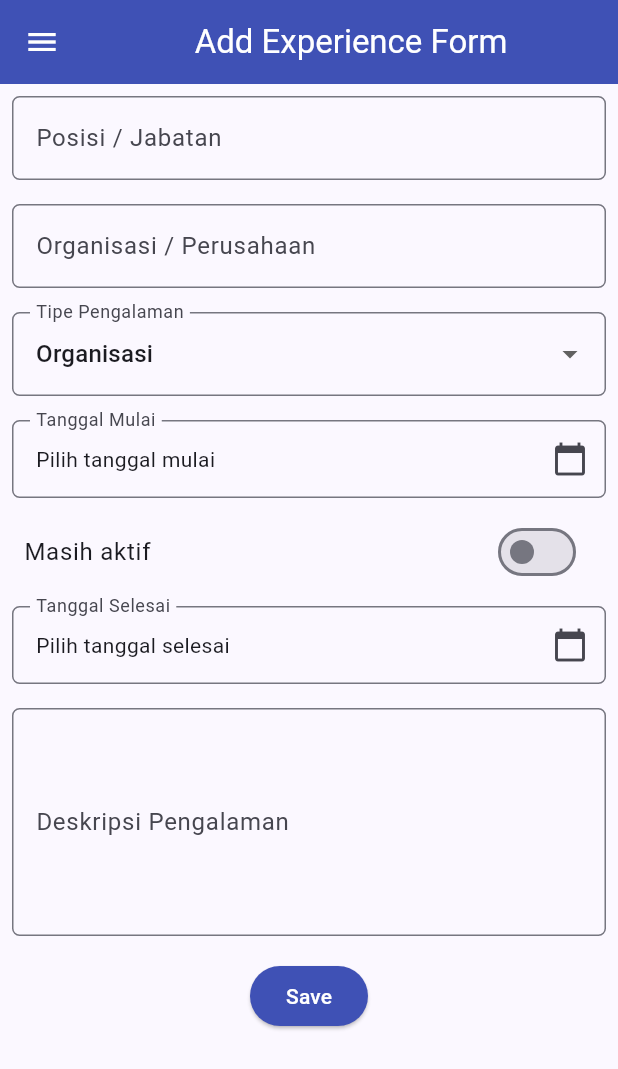
After one commit to jendoraa/myportofolio-mobile, a Flutter app: the ExperienceFormPage screen opened directly, on a phone screen of 412 x 824 dp. The commit adds this screen. Shown: the top 1069 px of the screen. Run offline on Flutter 3.47's test engine with Material 3 defaults, Android fonts, the phone set to English and light mode, and no system bars.

Commit message:
feat: add experience form

```diff
--- /dev/null
+++ b/lib/screens/experience_form.dart
@@ -0,0 +1,328 @@
+import 'package:flutter/material.dart';
+import 'package:myportofolio_mobile/widgets/left_drawer.dart';
+
+class ExperienceFormPage extends StatefulWidget {
+  const ExperienceFormPage({super.key});
+
+  @override
+  State<ExperienceFormPage> createState() => _ExperienceFormPageState();
+}
+
+class _ExperienceFormPageState extends State<ExperienceFormPage> {
+  final _formKey = GlobalKey<FormState>();
+
+  String _position = "";
+  String _organization = "";
+  String _type = "Organisasi"; // default
+  DateTime? _startDate;
+  DateTime? _endDate;
+  bool _isActive = false;
+  String _description = "";
+
+  final List<String> _types = [
+    'Organisasi',
+    'Kepanitiaan',
+    'Asisten Dosen',
+  ];
+
+  String _formatDate(DateTime date) {
+    final d = date.day.toString().padLeft(2, '0');
+    final m = date.month.toString().padLeft(2, '0');
+    return '$d/$m/${date.year}';
+  }
+
+  Future<void> _pickDate({required bool isStart}) async {
+    final now = DateTime.now();
+    final current = isStart ? _startDate : _endDate;
+    final picked = await showDatePicker(
+      context: context,
+      initialDate: current ?? now,
+      firstDate: DateTime(2000),
+      lastDate: isStart ? now : DateTime(now.year + 10),
+    );
+    if (picked == null || !mounted) return;
+    setState(() {
+      if (isStart) {
+        _startDate = picked;
+      } else {
+        _endDate = picked;
+      }
+    });
+  }
+
+  @override
+  Widget build(BuildContext context) {
+    return Scaffold(
+      appBar: AppBar(
+        title: const Center(
+          child: Text(
+            'Add Experience Form',
+          ),
+        ),
+        backgroundColor: Colors.indigo,
+        foregroundColor: Colors.white,
+      ),
+      drawer: const LeftDrawer(),
+      body: Form(
+        key: _formKey,
+        child: SingleChildScrollView(
+          child: Column(
+            crossAxisAlignment: CrossAxisAlignment.start,
+            children: [
+
+              // === Position ===
+              Padding(
+                padding: const EdgeInsets.all(8.0),
+                child: TextFormField(
+                  decoration: InputDecoration(
+                    hintText: "Contoh: Frontend Developer",
+                    labelText: "Posisi / Jabatan",
+                    border: OutlineInputBorder(
+                      borderRadius: BorderRadius.circular(5.0),
+                    ),
+                  ),
+                  onChanged: (String? value) {
+                    setState(() {
+                      _position = value!;
+                    });
+                  },
+                  validator: (String? value) {
+                    if (value == null || value.trim().isEmpty) {
+                      return "Posisi tidak boleh kosong!";
+                    }
+                    if (value.trim().length > 60) {
+                      return "Posisi maksimal 60 karakter!";
+                    }
+                    return null;
+                  },
+                ),
+              ),
+
+              // === Organization ===
+              Padding(
+                padding: const EdgeInsets.all(8.0),
+                child: TextFormField(
+                  decoration: InputDecoration(
+                    hintText: "Contoh: BEM Fasilkom",
+                    labelText: "Organisasi / Perusahaan",
+                    border: OutlineInputBorder(
+                      borderRadius: BorderRadius.circular(5.0),
+                    ),
+                  ),
+                  onChanged: (String? value) {
+                    setState(() {
+                      _organization = value!;
+                    });
+                  },
+                  validator: (String? value) {
+                    if (value == null || value.trim().isEmpty) {
+                      return "Nama organisasi tidak boleh kosong!";
+                    }
+                    if (value.trim().length > 80) {
+                      return "Nama organisasi maksimal 80 karakter!";
+                    }
+                    return null;
+                  },
+                ),
+              ),
+
+              // === Type ===
+              Padding(
+                padding: const EdgeInsets.all(8.0),
+                child: DropdownButtonFormField<String>(
+                  decoration: InputDecoration(
+                    labelText: "Tipe Pengalaman",
+                    border: OutlineInputBorder(
+                      borderRadius: BorderRadius.circular(5.0),
+                    ),
+                  ),
+                  initialValue: _type,
+                  items: _types
+                      .map((type) => DropdownMenuItem(
+                            value: type,
+                            child: Text(type),
+                          ))
+                      .toList(),
+                  onChanged: (String? newValue) {
+                    setState(() {
+                      _type = newValue!;
+                    });
+                  },
+                ),
+              ),
+
+              // === Start Date ===
+              Padding(
+                padding: const EdgeInsets.all(8.0),
+                child: FormField<DateTime>(
+                  validator: (_) {
+                    if (_startDate == null) {
+                      return "Tanggal mulai tidak boleh kosong!";
+                    }
+                    return null;
+                  },
+                  builder: (state) => InkWell(
+                    onTap: () async {
+                      await _pickDate(isStart: true);
+                      state.didChange(_startDate); // hapus pesan error lama
+                    },
+                    child: InputDecorator(
+                      decoration: InputDecoration(
+                        labelText: "Tanggal Mulai",
+                        suffixIcon: const Icon(Icons.calendar_today),
+                        errorText: state.errorText,
+                        border: OutlineInputBorder(
+                          borderRadius: BorderRadius.circular(5.0),
+                        ),
+                      ),
+                      child: Text(
+                        _startDate == null
+                            ? "Pilih tanggal mulai"
+                            : _formatDate(_startDate!),
+                      ),
+                    ),
+                  ),
+                ),
+              ),
+
+              // === Is Active ===
+              SwitchListTile(
+                title: const Text("Masih aktif"),
+                value: _isActive,
+                activeThumbColor: Colors.indigo,
+                onChanged: (bool value) {
+                  setState(() {
+                    _isActive = value;
+                    if (value) {
+                      _endDate = null;
+                    }
+                  });
+                },
+              ),
+
+              // === End Date ===
+              Padding(
+                padding: const EdgeInsets.all(8.0),
+                child: FormField<DateTime>(
+                  validator: (_) {
+                    if (_isActive) return null;
+                    if (_endDate == null) {
+                      return "Tanggal selesai tidak boleh kosong!";
+                    }
+                    if (_startDate != null && _endDate!.isBefore(_startDate!)) {
+                      return "Tanggal selesai tidak boleh sebelum tanggal mulai!";
+                    }
+                    return null;
+                  },
+                  builder: (state) => InkWell(
+                    onTap: _isActive
+                        ? null
+                        : () async {
+                            await _pickDate(isStart: false);
+                            state.didChange(_endDate); // hapus pesan error lama
+                          },
+                    child: InputDecorator(
+                      decoration: InputDecoration(
+                        labelText: "Tanggal Selesai",
+                        enabled: !_isActive,
+                        suffixIcon: const Icon(Icons.calendar_today),
+                        errorText: _isActive ? null : state.errorText,
+                        border: OutlineInputBorder(
+                          borderRadius: BorderRadius.circular(5.0),
+                        ),
+                      ),
+                      child: Text(
+                        _isActive
+                            ? "Sekarang"
+                            : (_endDate == null
+                                ? "Pilih tanggal selesai"
+                                : _formatDate(_endDate!)),
+                      ),
+                    ),
+                  ),
+                ),
+              ),
+
+              // === Description ===
+              Padding(
+                padding: const EdgeInsets.all(8.0),
+                child: TextFormField(
+                  maxLines: 5,
+                  decoration: InputDecoration(
+                    hintText: "Deskripsi Pengalaman",
+                    labelText: "Deskripsi Pengalaman",
+                    border: OutlineInputBorder(
+                      borderRadius: BorderRadius.circular(5.0),
+                    ),
+                  ),
+                  onChanged: (String? value) {
+                    setState(() {
+                      _description = value!;
+                    });
+                  },
+                ),
+              ),
+
+              // === Tombol Simpan ===
+              Align(
+                alignment: Alignment.bottomCenter,
+                child: Padding(
+                  padding: const EdgeInsets.all(8.0),
+                  child: ElevatedButton(
+                    style: ButtonStyle(
+                      backgroundColor:
+                          WidgetStateProperty.all(Colors.indigo),
+                    ),
+                    onPressed: () {
+                      if (_formKey.currentState!.validate()) {
+                        showDialog(
+                          context: context,
+                          builder: (context) {
+                            return AlertDialog(
+                              title: const Text(
+                                  'Pengalaman berhasil ditambahkan!'),
+                              content: SingleChildScrollView(
+                                child: Column(
+                                  crossAxisAlignment: CrossAxisAlignment.start,
+                                  children: [
+                                    Text('Posisi: ${_position.trim()}'),
+                                    Text(
+                                        'Organisasi: ${_organization.trim()}'),
+                                    Text('Tipe: $_type'),
+                                    Text(
+                                        'Mulai: ${_formatDate(_startDate!)}'),
+                                    Text(
+                                      'Selesai: ${_isActive ? "Sekarang" : _formatDate(_endDate!)}',
+                                    ),
+                                    Text('Deskripsi: ${_description.trim()}'),
+                                  ],
+                                ),
+                              ),
+                              actions: [
+                                TextButton(
+                                  child: const Text('OK'),
+                                  onPressed: () {
+                                    Navigator.pop(context);
+                                    _formKey.currentState!.reset();
+                                  },
+                                ),
+                              ],
+                            );
+                          },
+                        );
+                      }
+                    },
+                    child: const Text(
+                      "Save",
+                      style: TextStyle(color: Colors.white),
+                    ),
+                  ),
+                ),
+              ),
+            ],
+          ),
+        ),
+      ),
+    );
+  }
+}
--- a/lib/widgets/left_drawer.dart
+++ b/lib/widgets/left_drawer.dart
@@ -1,4 +1,5 @@
 import 'package:flutter/material.dart';
+import 'package:myportofolio_mobile/screens/experience_form.dart';
 import 'package:myportofolio_mobile/screens/menu.dart';
 import 'package:myportofolio_mobile/screens/project_form.dart';
 
@@ -62,6 +63,19 @@ class LeftDrawer extends StatelessWidget {
               );
             },
           ),
+          ListTile(
+            leading: const Icon(Icons.add_circle_outline),
+            title: const Text('Add Experience'),
+            // Navigasi ke halaman tambah pengalaman
+            onTap: () {
+              Navigator.pushReplacement(
+                context,
+                MaterialPageRoute(
+                  builder: (context) => const ExperienceFormPage(),
+                ),
+              );
+            },
+          ),
         ],
       ),
     );
```
